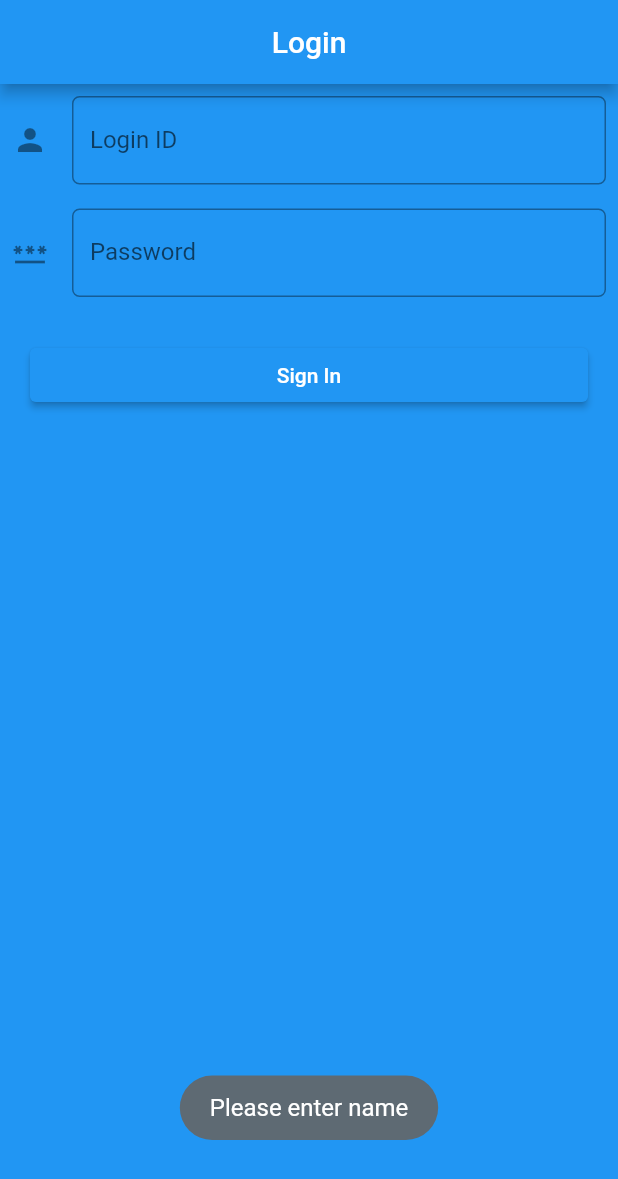
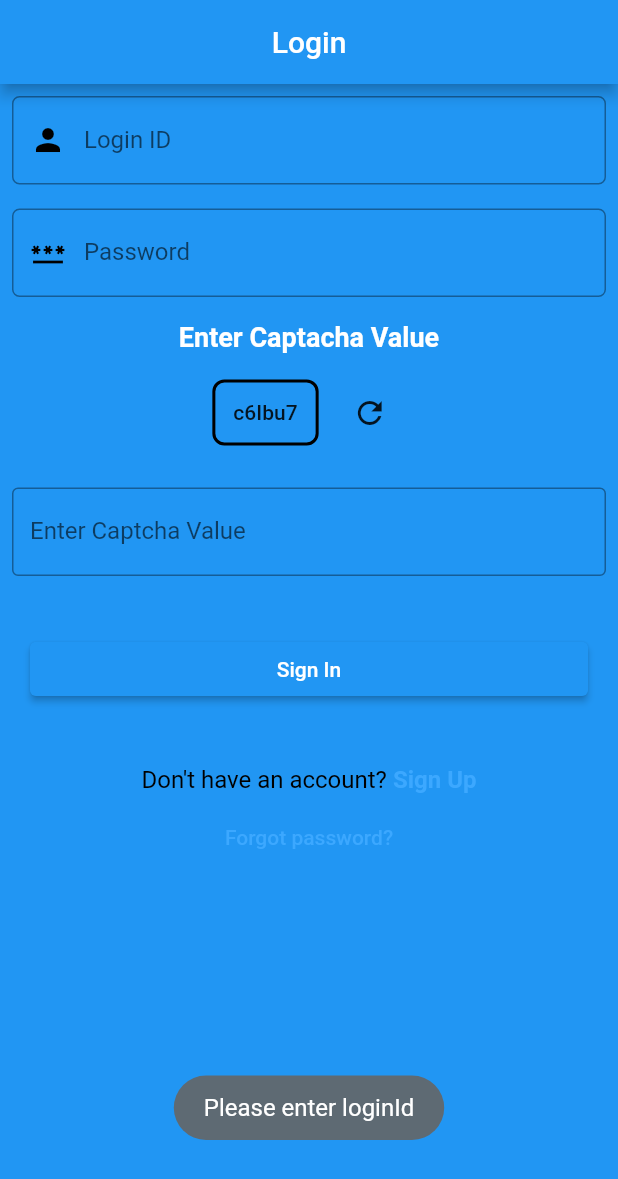
Before and after one commit to Npcbvi/NPCBVI_Flutter, a Flutter app: the screen it shows after launch, after a tap on "Sign In", on a phone screen of 412 x 824 dp. Shown: the top 1179 px of the screen. Run offline on Flutter 3.47's test engine with Material 2 defaults, Android fonts, the phone set to English and light mode, and no system bars; our stand-ins replace connectivity, fluttertoast, progress_dialog; Roboto replaces fonts that are missing (Medium).

Commit message:
master_login _

```diff
--- a/lib/src/apihandler/ApiController.dart
+++ b/lib/src/apihandler/ApiController.dart
@@ -1,6 +1,3 @@
-import 'dart:convert';
-import 'dart:html';
-import 'dart:io';
 
 class ApiController {
 
--- a/lib/src/loginsignup/LoginScreen.dart
+++ b/lib/src/loginsignup/LoginScreen.dart
@@ -1,8 +1,13 @@
+import 'dart:math';
+
 import 'package:flutter/cupertino.dart';
+import 'package:flutter/gestures.dart';
 import 'package:flutter/material.dart';
 import 'package:mohfw_npcbvi/src/apihandler/ApiController.dart';
+import 'package:mohfw_npcbvi/src/utils/AppColor.dart';
 import 'package:mohfw_npcbvi/src/utils/AppConstants.dart';
 import 'package:mohfw_npcbvi/src/utils/Utils.dart';
+
 
 class LoginScreen extends StatefulWidget {
 //no build method
@@ -13,15 +18,34 @@ class _LoginScreen extends State<LoginScreen> {
   // present buld method
   //create two class
   UserData userData = new UserData();
-
+  String randomString = "";
+  bool isVerified = false;
+  TextEditingController controller = TextEditingController();
   TextEditingController _loginIdController = new TextEditingController();
   TextEditingController _passwordController = new TextEditingController();
+  TextEditingController _captchaController = new TextEditingController();
+  void buildCaptcha() {
+
+    const letters =
+        "abcdefghijklmnopqrstuvwxyzABCDEFGHIJKLMNOPQRSTUVWXYZ1234567890";
+    const length = 6;
+    // Length of Captcha to be generated
+    final random = Random();
+    // Select random letters from above list
+    randomString = String.fromCharCodes(List.generate(
+        length, (index) => letters.codeUnitAt(random.nextInt(letters.length))));
+    setState(() {});
+    print("t@@he random string is $randomString");
+  }
 
   @override
   void initState() {
     // TODO: implement initState
     super.initState();
+    // To generate number on loading of page
+    buildCaptcha();
   }
+
 
   @override
   Widget build(BuildContext context) {
@@ -38,6 +62,7 @@ class _LoginScreen extends State<LoginScreen> {
       body: Container(
         child: ListView(
           children: [
+
             Padding(
               padding: const EdgeInsets.all(8.0),
               child: new TextField(
@@ -45,12 +70,13 @@ class _LoginScreen extends State<LoginScreen> {
                 decoration: InputDecoration(
                     label: Text('Login ID'),
                     hintText: 'Enter Login Id',
-                    icon: Icon(Icons.person),
+                    prefixIcon: Icon(Icons.person, color: Colors.black,), //prefixIcon
                     border: OutlineInputBorder(
                         borderRadius: BorderRadius.circular(5.0))),
 
               ),
             ),
+
             Padding(
               padding: const EdgeInsets.all(8.0),
               child: new TextField(
@@ -59,10 +85,72 @@ class _LoginScreen extends State<LoginScreen> {
                 decoration: InputDecoration(
                     label: Text('Password'),
                     hintText: 'Enter Password',
-                    icon: Icon(Icons.password),
+                    prefixIcon: Icon(Icons.password, color: Colors.black,), //prefixIcon
+
                     border: OutlineInputBorder(
                         borderRadius: BorderRadius.circular(5.0))),
               ),
+            ),
+            Center(
+              child: Padding(
+                padding: const EdgeInsets.all(8.0),
+                child: const Text(
+                  "Enter Captacha Value",
+                  style: TextStyle(color:Colors.white,fontSize: 18, fontWeight: FontWeight.bold),
+                ),
+              ),
+            ),
+            const SizedBox(
+              width: 10,
+            ),
+            Padding(
+              padding: const EdgeInsets.all(8.0),
+              child: Row(
+                mainAxisAlignment: MainAxisAlignment.center,
+                children: [
+                  // Shown Captcha value to user
+                  Container(
+                      padding: const EdgeInsets.all(12),
+                      decoration: BoxDecoration(
+                          border: Border.all(width: 2),
+                          borderRadius: BorderRadius.circular(8)),
+                      child: Text(
+                        randomString,
+                        style: const TextStyle(fontWeight: FontWeight.w500),
+                      )),
+                  const SizedBox(
+                    width: 10,
+                  ),
+                  // Regenerate captcha value
+                  IconButton(
+                      onPressed: () {
+                        buildCaptcha();
+                      },
+                      icon: const Icon(Icons.refresh)),
+                ],
+              ),
+            ),
+            const SizedBox(
+              height: 10,
+            ),
+            // TextFormField to enter captcha value
+            Padding(
+              padding: const EdgeInsets.all(8.0),
+              child: TextFormField(
+                onChanged: (value) {
+                  setState(() {
+                    isVerified = false;
+                  });
+                },
+                decoration: const InputDecoration(
+                    border: OutlineInputBorder(),
+                    hintText: "Enter Captcha Value",
+                    labelText: "Enter Captcha Value"),
+                controller: _captchaController,
+              ),
+            ),
+            const SizedBox(
+              height: 10,
             ),
             Padding(
               padding: const EdgeInsets.all(20.0),
@@ -72,17 +160,94 @@ class _LoginScreen extends State<LoginScreen> {
                   primary: Colors.blue,
                 ),
                 onPressed: () {
+                  isVerified = controller.text == randomString;
+
+                  setState(() {});
                   print('@@text Button');
                   _submitForm();
 
                 },
               ),
             ),
+            InkWell(
+              onTap: () {
+               /* Navigator.push(
+                  context,
+                  MaterialPageRoute(
+                      builder: (context) => RegisterUser()),*/
+               // );
+              },
+              child: addSignUpButton(),
+
+            ),
+            MaterialButton(
+              onPressed: () {
+                print('@@ForgotPassword--clcik');
+               /* Navigator.push(context,
+                  MaterialPageRoute(builder: (context) => ForgotPasswordScreen(menu)),*/
+                //);
+              },
+              textColor: Colors.white,
+              child: Align(
+                alignment: Alignment.center,
+                child: Text('Forgot password?',
+                  style: TextStyle(
+                    fontFamily: 'Medium',fontSize: 14,color: appThemeSecondary,),
+
+                ),
+              ),
+            ),
+            if (isVerified)
+              Padding(
+                padding: const EdgeInsets.all(8.0),
+                child: Row(
+                  mainAxisAlignment: MainAxisAlignment.center,
+                  children: [Icon(Icons.verified), Text("Verified")],
+                ),
+              )
+           /* else
+              Padding(
+                padding: const EdgeInsets.all(8.0),
+                child: const Text("Please enter value you see on screen"),
+              ),*/
           ],
         ),
       ),
     );
   }
+  Widget addSignUpButton() {
+    return Padding(
+      padding: const EdgeInsets.only(top:20 ,bottom: 5),
+      child: Align(
+        alignment: Alignment.bottomCenter,
+        child: RichText(
+          text: TextSpan(
+            text: 'Don\'t have an account?',
+            style: const TextStyle(
+                fontFamily: 'Medium', fontSize: 16, color:Colors.black),
+            children: [
+              TextSpan(
+                  text: ' Sign Up',
+                  style: TextStyle(
+                      fontFamily: 'Medium',
+                      fontSize: 16,
+                      fontWeight: FontWeight.bold,
+                      color: appThemeSecondary),
+                  recognizer: (TapGestureRecognizer()
+                    ..onTap = () {
+                     /* Navigator.push(
+                        context,
+                        MaterialPageRoute(
+                            builder: (context) => RegisterUser()),
+                      );*/
+                    })),
+            ],
+          ),
+        ),
+      ),
+    );
+  }
+
   Future<void> _submitForm() async {
 
 
@@ -93,7 +258,7 @@ class _LoginScreen extends State<LoginScreen> {
     print('@@text Button'+ userData.password);
 
     if(userData.loginId.isEmpty){
-      Utils.showToast("Please enter name", false);
+      Utils.showToast("Please enter loginId", false);
       return;
     }
     if(userData.password.isEmpty){
@@ -112,16 +277,20 @@ class _LoginScreen extends State<LoginScreen> {
               if (response != null && response.success) {
                 Navigator.pop(context);
               }
-            });*/)
+            }*/
+          //  );
           } else {
             Utils.showToast(AppConstant.noInternet, true);
           }
         });
       }
     }
+
 }
 class UserData {
   late String loginId;
   late String password;
 
 }
+//Note for generate CapchtaCode
+//https://www.geeksforgeeks.org/flutter-implement-captcha-verification/
--- a/lib/src/utils/AppColor.dart
+++ b/lib/src/utils/AppColor.dart
@@ -26,7 +26,7 @@ Color dotIncreasedColor = Color(0xff777A18);
 //=================new added==========
 Color bottomBarBackgroundColor = Color(0xffffffff);
 Color gridBackgroundCOlor = Color(0xffECECEC);
-Color appThemeSecondary = Color(0xffFF5400);
+Color appThemeSecondary = Color(0xff3CA8FF);
 Color orangeColor = Color(0xffFF5400);
 Color grayColor = Color(0xffd3d3d3);
 Color favGrayColor = Color(0xfff3f3f3);
--- a/lib/src/utils/Utils.dart
+++ b/lib/src/utils/Utils.dart
@@ -13,7 +13,8 @@ import 'package:progress_dialog/progress_dialog.dart';
 
 
 class Utils {
-  static ProgressDialog pr;
+  //static ProgressDialog pr ;
+
 
   static void showToast(String msg, bool shortLength) {
     try {
@@ -99,25 +100,26 @@ class Utils {
 
   static void showProgressDialog1(BuildContext context) {
     //For normal dialog
-    if (pr != null && pr.isShowing()) {
+    //pr=new ProgressDialog(context);
+   /* if (pr != null && pr.isShowing()) {
       pr.hide();
     }
     pr = new ProgressDialog(context,
         type: ProgressDialogType.Normal, isDismissible: false, showLogs: false);
-    pr.show();
+    pr.show();*/
   }
 
   static void hideProgressDialog1(BuildContext context) {
     //For normal dialog
     try {
-      if (pr != null && pr.isShowing()) {
+    /*  if (pr != null && pr.isShowing()) {
         pr.hide();
         pr = null;
       } else {
         if (pr != null) {
           pr.hide();
         }
-      }
+      }*/
     } catch (e) {
       print(e);
     }
--- a/pubspec.yaml
+++ b/pubspec.yaml
@@ -20,7 +20,7 @@ publish_to: 'none' # Remove this line if you wish to publish to pub.dev
 version: 1.0.0+1
 
 environment:
-  sdk: '>=2.19.0-146.2.beta <3.0.0'
+  sdk: '>=2.12.0 <3.0.0'
 
 # Dependencies specify other packages that your package needs in order to work.
 # To automatically upgrade your package dependencies to the latest versions
@@ -41,6 +41,7 @@ dependencies:
   path_provider: ^1.6.5
   carousel_slider: ^2.2.1
   font_awesome_flutter: ^8.4.0
+  cupertino_icons: ^1.0.0
   dio: ^3.0.9  #latest version
 
 
```
Also changed, not shown: pubspec.lock.
